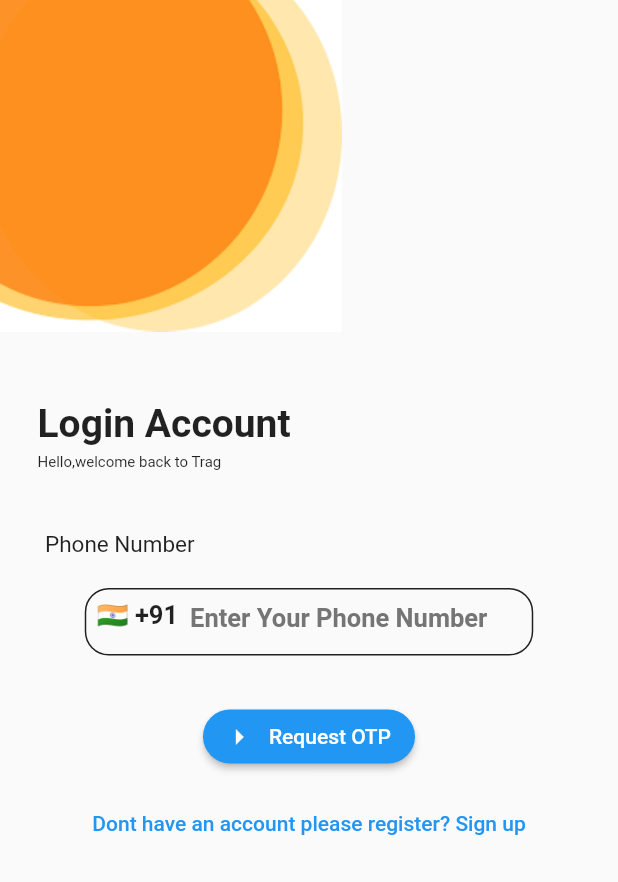
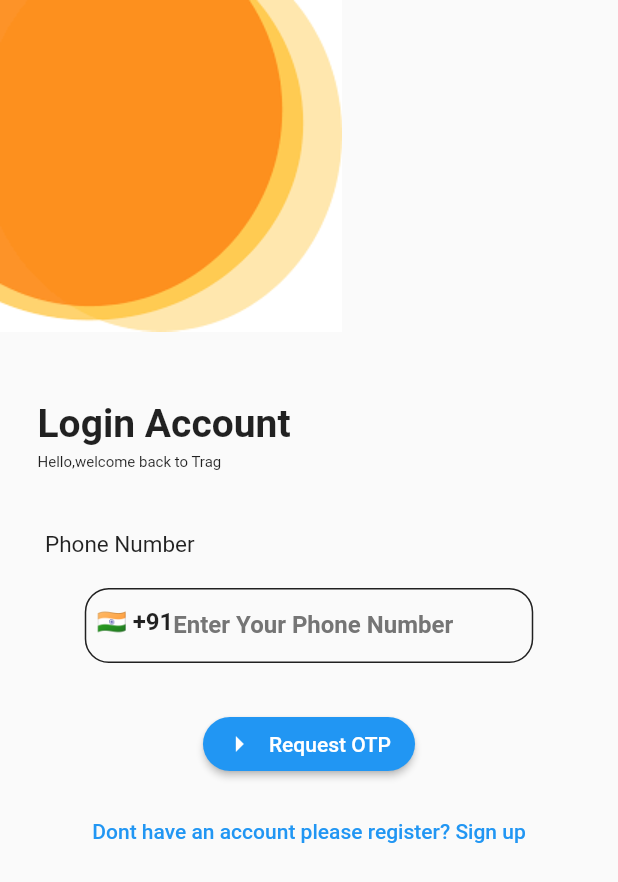
Before and after one commit to Satheeshan-S/equippp, a Flutter app: the MoLoginpage widget shown alone on an empty page, opened directly, after a tap on "Request OTP", on a phone screen of 412 x 824 dp. Shown: the top 882 px of the screen. Run offline on Flutter 3.47's test engine with Material 2 defaults, Android fonts, the light colour scheme and no system bars; our stand-ins replace cloud_firestore, country_picker, firebase_auth, firebase_core, firebase_storage, shared_preferences; accounts and stored records are empty; network calls fail.

Commit message:
received otp

```diff
--- a/lib/MoLogin.dart
+++ b/lib/MoLogin.dart
@@ -1,7 +1,9 @@
+import 'package:equippp/Provider/auth_provider.dart';
 import 'package:flutter/material.dart';
 import 'package:country_picker/country_picker.dart';
 import 'package:firebase_storage/firebase_storage.dart';
 import 'package:cloud_firestore/cloud_firestore.dart';
+import 'package:provider/provider.dart';
 
 void main() {
   runApp(const MoLoginApp());
@@ -84,7 +86,7 @@ class _MLoginState extends State<MoLoginpage> {
           const Padding(padding: EdgeInsets.only(top: 20)),
           Center(
             child: SizedBox(
-              height: 45,
+              height: 50,
               width: 299,
               child: TextFormField(
                   style: const TextStyle(
@@ -97,9 +99,9 @@ class _MLoginState extends State<MoLoginpage> {
                   },
                   decoration: InputDecoration(
                     hintText: 'Enter Your Phone Number',
-                    hintStyle:  TextStyle(
+                    hintStyle: TextStyle(
                         fontWeight: FontWeight.w600,
-                        fontSize: 17,
+                        fontSize: 16,
                         color: Colors.grey.shade600),
                     enabledBorder: OutlineInputBorder(
                         borderRadius: BorderRadius.circular(16),
@@ -108,7 +110,7 @@ class _MLoginState extends State<MoLoginpage> {
                         borderRadius: BorderRadius.circular(16),
                         borderSide: const BorderSide(color: Colors.black87)),
                     prefixIcon: Container(
-                      padding: const EdgeInsets.all(8.0),
+                      padding: const EdgeInsets.only(top: 12.0,left: 8.0),
                       child: InkWell(
                         onTap: () {
                           showCountryPicker(
@@ -124,7 +126,7 @@ class _MLoginState extends State<MoLoginpage> {
                         child: Text(
                           '${selectedCountry.flagEmoji} ${selectedCountry.phoneCode}',
                           style: const TextStyle(
-                              fontSize: 17,
+                              fontSize: 16,
                               color: Colors.black87,
                               fontWeight: FontWeight.bold),
                         ),
@@ -156,7 +158,7 @@ class _MLoginState extends State<MoLoginpage> {
                       RoundedRectangleBorder(
                 borderRadius: BorderRadius.circular(18.0),
               ))),
-              onPressed: () {},
+              onPressed: () => sendPhoneNumber(),
               icon: const Icon(
                 Icons.arrow_right,
                 size: 24.0,
@@ -178,4 +180,10 @@ class _MLoginState extends State<MoLoginpage> {
       ),
     );
   }
+
+  void sendPhoneNumber() {
+    final ap = Provider.of<AuthProvider>(context, listen: false);
+    String phoneNumber = phoneController.text.trim();
+    ap.signInWithPhone(context, '+${selectedCountry.phoneCode}$phoneNumber');
+  }
 }
--- a/lib/Provider/auth_provider.dart
+++ b/lib/Provider/auth_provider.dart
@@ -1,10 +1,15 @@
+import 'package:equippp/Provider/utils.dart';
+import 'package:equippp/otpfile.dart';
+import 'package:firebase_auth/firebase_auth.dart';
 import 'package:flutter/material.dart';
 import 'package:shared_preferences/shared_preferences.dart';
 
 class AuthProvider extends ChangeNotifier {
   bool _isSignedIn = false;
 
-  bool get isSignedIn => isSignedIn;
+  bool get isSignedIn => _isSignedIn;
+
+  final FirebaseAuth _firebaseAuth = FirebaseAuth.instance;
 
   AuthProvider() {
     checkSignIn();
@@ -12,5 +17,28 @@ class AuthProvider extends ChangeNotifier {
 
   void checkSignIn() async {
     final SharedPreferences s = await SharedPreferences.getInstance();
+    _isSignedIn = s.getBool('is_signedin') ?? false;
+    notifyListeners();
+  }
+
+  void signInWithPhone(BuildContext context, String phoneNumber) async {
+    try {
+      await _firebaseAuth.verifyPhoneNumber(
+        phoneNumber: phoneNumber,
+          verificationCompleted: (
+              PhoneAuthCredential phoneAuthCredential) async {
+            await _firebaseAuth.signInWithCredential(phoneAuthCredential);
+          },
+          verificationFailed: (error) {
+            throw Exception(error.message);
+          },
+          codeSent: (verificationId, forceResendingToken) {
+            Navigator.push(context, MaterialPageRoute(builder: (context) =>
+                OTPPage(verificationId: verificationId,)));
+          },
+          codeAutoRetrievalTimeout:(verificationId) {} );
+    } on FirebaseAuthException catch (e) {
+      showSnackBar(context, e.message.toString());
+    }
   }
 }
```
Also changed, not shown: lib/Provider/utils.dart (added, +10 -0 lines), lib/otpfile.dart (added, +16 -0 lines).
